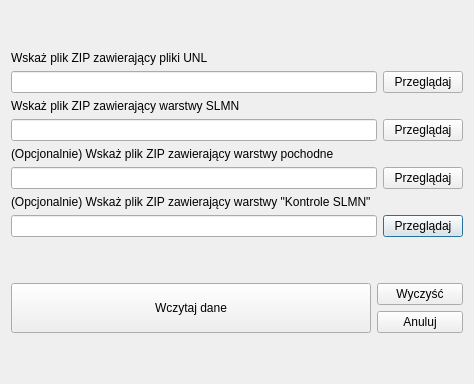
This is lmn_2_qgis/lmn_2_qgis_dialog_base.ui in Kelenon/LMN2QGis as Qt 5 draws it before an edit. The edited form follows.
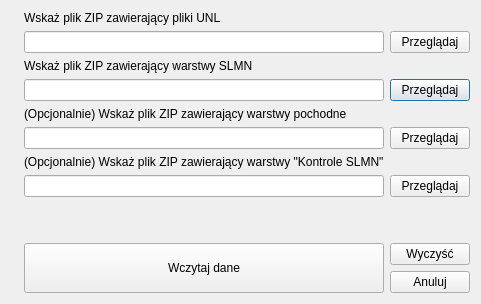
This is the edited form. Icons and pictures are not drawn.

```diff
--- a/lmn_2_qgis/lmn_2_qgis_dialog_base.ui
+++ b/lmn_2_qgis/lmn_2_qgis_dialog_base.ui
@@ -6,8 +6,8 @@
    <rect>
     <x>0</x>
     <y>0</y>
-    <width>485</width>
-    <height>305</height>
+    <width>767</width>
+    <height>289</height>
    </rect>
   </property>
   <property name="windowTitle">
@@ -20,37 +20,26 @@
    <property name="sizeConstraint">
     <enum>QLayout::SetFixedSize</enum>
    </property>
-   <item row="4" column="0">
-    <spacer name="verticalSpacer_2">
-     <property name="orientation">
-      <enum>Qt::Vertical</enum>
-     </property>
-     <property name="sizeHint" stdset="0">
-      <size>
-       <width>20</width>
-       <height>40</height>
-      </size>
-     </property>
-    </spacer>
-   </item>
-   <item row="9" column="0" colspan="2">
-    <widget class="QLineEdit" name="leSLMN"/>
-   </item>
-   <item row="14" column="2">
-    <widget class="QPushButton" name="pbBrowseKSLMN">
+   <item row="0" column="1">
+    <layout class="QGridLayout" name="gridLayout_4">
+     <item row="4" column="1">
+      <widget class="QLabel" name="label_3">
+       <property name="text">
+        <string>(Opcjonalnie) Wskaż plik ZIP zawierający warstwy pochodne</string>
+       </property>
+      </widget>
+     </item>
+     <item row="3" column="2">
+      <widget class="QPushButton" name="pbBrowseSLMN">
+       <property name="toolTipDuration">
+        <number>7</number>
+       </property>
      <property name="text">
       <string>Przeglądaj</string>
      </property>
     </widget>
    </item>
-   <item row="5" column="0" colspan="2">
-    <widget class="QLabel" name="label_2">
-     <property name="text">
-      <string>Wskaż plik ZIP zawierający pliki UNL</string>
-     </property>
-    </widget>
-   </item>
-   <item row="16" column="0" rowspan="2">
+     <item row="9" column="1" rowspan="2">
     <widget class="QPushButton" name="pbLoad">
      <property name="maximumSize">
       <size>
@@ -63,97 +52,126 @@
      </property>
     </widget>
    </item>
-   <item row="17" column="1" colspan="2">
-    <widget class="QPushButton" name="pbCancel">
+     <item row="0" column="1">
+      <widget class="QLabel" name="label_2">
      <property name="text">
-      <string>Anuluj</string>
+        <string>Wskaż plik ZIP zawierający pliki UNL</string>
      </property>
     </widget>
    </item>
-   <item row="12" column="0" colspan="2">
+     <item row="1" column="1">
+      <widget class="QLineEdit" name="leUNL"/>
+     </item>
+     <item row="1" column="2">
+      <widget class="QPushButton" name="pbBrowseUNL">
+       <property name="text">
+        <string>Przeglądaj</string>
+       </property>
+      </widget>
+     </item>
+     <item row="5" column="1">
     <widget class="QLineEdit" name="lePOCH"/>
    </item>
-   <item row="11" column="0" colspan="2">
-    <widget class="QLabel" name="label_3">
-     <property name="text">
-      <string>(Opcjonalnie) Wskaż plik ZIP zawierający warstwy pochodne</string>
-     </property>
-    </widget>
-   </item>
-   <item row="13" column="0">
+     <item row="6" column="1">
     <widget class="QLabel" name="label_4">
      <property name="text">
       <string>(Opcjonalnie) Wskaż plik ZIP zawierający warstwy &quot;Kontrole SLMN&quot;</string>
      </property>
     </widget>
    </item>
-   <item row="14" column="0" colspan="2">
-    <widget class="QLineEdit" name="leKSLMN"/>
-   </item>
-   <item row="15" column="0">
-    <spacer name="verticalSpacer">
-     <property name="orientation">
-      <enum>Qt::Vertical</enum>
-     </property>
-     <property name="sizeHint" stdset="0">
-      <size>
-       <width>20</width>
-       <height>40</height>
-      </size>
-     </property>
-    </spacer>
-   </item>
-   <item row="16" column="1" colspan="2">
-    <widget class="QPushButton" name="pbVacuum">
+     <item row="7" column="2">
+      <widget class="QPushButton" name="pbBrowseKSLMN">
+       <property name="text">
+        <string>Przeglądaj</string>
+       </property>
+      </widget>
+     </item>
+     <item row="10" column="2">
+      <widget class="QPushButton" name="pbCancel">
      <property name="text">
-      <string>Wyczyść</string>
+        <string>Anuluj</string>
      </property>
     </widget>
    </item>
-   <item row="8" column="0">
+     <item row="2" column="1">
     <widget class="QLabel" name="label">
      <property name="text">
       <string>Wskaż plik ZIP zawierający warstwy SLMN</string>
      </property>
     </widget>
    </item>
-   <item row="6" column="0" colspan="2">
-    <widget class="QLineEdit" name="leUNL"/>
-   </item>
-   <item row="18" column="0">
-    <spacer name="verticalSpacer_3">
-     <property name="orientation">
-      <enum>Qt::Vertical</enum>
-     </property>
-     <property name="sizeHint" stdset="0">
-      <size>
-       <width>20</width>
-       <height>40</height>
-      </size>
-     </property>
-    </spacer>
-   </item>
-   <item row="6" column="2">
-    <widget class="QPushButton" name="pbBrowseUNL">
-     <property name="text">
-      <string>Przeglądaj</string>
-     </property>
-    </widget>
-   </item>
-   <item row="12" column="2">
-    <widget class="QPushButton" name="pbBrowsePOCH">
-     <property name="text">
-      <string>Przeglądaj</string>
-     </property>
-    </widget>
+     <item row="7" column="1">
+      <widget class="QLineEdit" name="leKSLMN"/>
    </item>
    <item row="9" column="2">
-    <widget class="QPushButton" name="pbBrowseSLMN">
-     <property name="toolTipDuration">
-      <number>7</number>
-     </property>
+      <widget class="QPushButton" name="pbClear">
+       <property name="text">
+        <string>Wyczyść</string>
+       </property>
+      </widget>
+     </item>
+     <item row="3" column="1">
+      <widget class="QLineEdit" name="leSLMN"/>
+     </item>
+     <item row="5" column="2">
+      <widget class="QPushButton" name="pbBrowsePOCH">
      <property name="text">
       <string>Przeglądaj</string>
+       </property>
+      </widget>
+     </item>
+     <item row="8" column="1">
+      <spacer name="verticalSpacer">
+       <property name="orientation">
+        <enum>Qt::Vertical</enum>
+       </property>
+       <property name="sizeHint" stdset="0">
+        <size>
+         <width>20</width>
+         <height>40</height>
+        </size>
+       </property>
+      </spacer>
+     </item>
+    </layout>
+   </item>
+   <item row="0" column="0">
+    <widget class="QLabel" name="stonerHobbit">
+     <property name="sizePolicy">
+      <sizepolicy hsizetype="Fixed" vsizetype="Fixed">
+       <horstretch>0</horstretch>
+       <verstretch>0</verstretch>
+      </sizepolicy>
+     </property>
+     <property name="minimumSize">
+      <size>
+       <width>0</width>
+       <height>0</height>
+      </size>
+     </property>
+     <property name="maximumSize">
+      <size>
+       <width>200</width>
+       <height>270</height>
+      </size>
+     </property>
+     <property name="text">
+      <string/>
+     </property>
+     <property name="pixmap">
+      <pixmap resource="resources.qrc">:/plugins/lmn_2_qgis/icon.svg</pixmap>
+     </property>
+     <property name="scaledContents">
+      <bool>true</bool>
+     </property>
+     <property name="alignment">
+      <set>Qt::AlignCenter</set>
+     </property>
+     <property name="margin">
+      <number>-2</number>
+     </property>
+     <property name="indent">
+      <number>-1</number>
      </property>
     </widget>
    </item>
```
Left out of the diff: 1 changed line with no effect on the pictures. Lines whose indentation alone changed are shown as unchanged.
